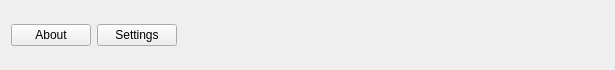
Before: the Qt Designer form src/gui/header.ui in tombranfield/spaced_repeating_vocabulary, drawn with Qt 5.
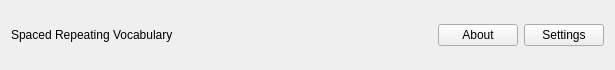
After: the same form once the commit is applied.

Commit message: Misc layout tweaks to multiple .ui files

What changed in the file:
```diff
--- a/src/gui/header.ui
+++ b/src/gui/header.ui
@@ -21,18 +21,11 @@
     <number>0</number>
    </property>
    <item>
-    <layout class="QHBoxLayout" name="horizontalLayout" stretch="0,0,0">
+    <layout class="QHBoxLayout" name="horizontalLayout" stretch="0,0,0,0">
      <item>
-      <widget class="QPushButton" name="about_button">
+      <widget class="QLabel" name="header_label">
        <property name="text">
-        <string>About</string>
-       </property>
-      </widget>
-     </item>
-     <item>
-      <widget class="QPushButton" name="settings_button">
-       <property name="text">
-        <string>Settings</string>
+        <string>Spaced Repeating Vocabulary</string>
        </property>
       </widget>
      </item>
@@ -49,6 +42,20 @@
        </property>
       </spacer>
      </item>
+     <item>
+      <widget class="QPushButton" name="about_button">
+       <property name="text">
+        <string>About</string>
+       </property>
+      </widget>
+     </item>
+     <item>
+      <widget class="QPushButton" name="settings_button">
+       <property name="text">
+        <string>Settings</string>
+       </property>
+      </widget>
+     </item>
     </layout>
    </item>
   </layout>
```
The commit also changes 3 other files.
